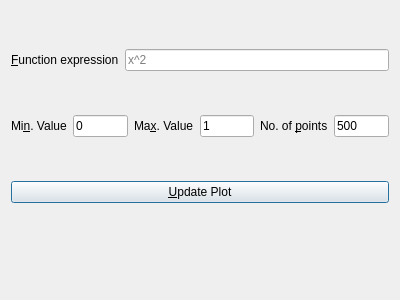
edfm-tum/iland-model, file src/iland/ui/dialogfunctionplotter.ui: the form before one commit.
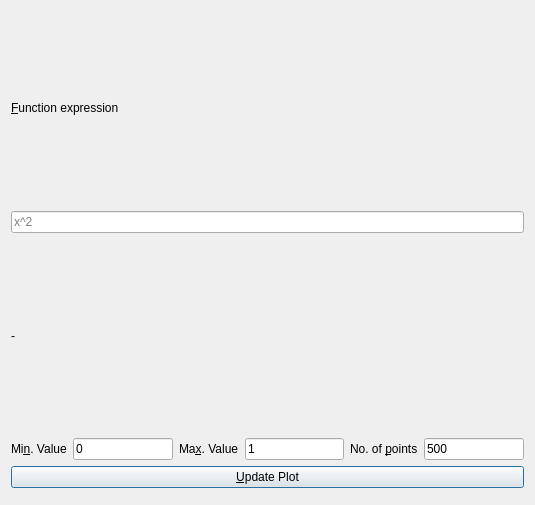
The form after the commit.

Commit message:
Updates to function plotter window
Changed from Javascript function plotting to iLand expressions.
Added some error handling (showing errors directly in a label)
added a unlinked function plotter window to iLand main menu.

In expression effectively limited the number of local variables - this
was "10" forever, but iLand would have crashed when more vars were
used...

```diff
--- a/src/iland/ui/dialogfunctionplotter.ui
+++ b/src/iland/ui/dialogfunctionplotter.ui
@@ -6,8 +6,8 @@
    <rect>
     <x>0</x>
     <y>0</y>
-    <width>400</width>
-    <height>300</height>
+    <width>535</width>
+    <height>505</height>
    </rect>
   </property>
   <property name="windowTitle">
@@ -18,7 +18,7 @@
     <layout class="QVBoxLayout" name="chartLayout"/>
    </item>
    <item>
-    <layout class="QHBoxLayout" name="horizontalLayout">
+    <layout class="QVBoxLayout" name="verticalLayout">
      <item>
       <widget class="QLabel" name="label">
        <property name="text">
@@ -42,6 +42,13 @@
        </property>
       </widget>
      </item>
+     <item>
+      <widget class="QLabel" name="labelStatus">
+       <property name="text">
+        <string>-</string>
+       </property>
+      </widget>
+     </item>
     </layout>
    </item>
    <item>
```
The commit also changes 7 other files.
